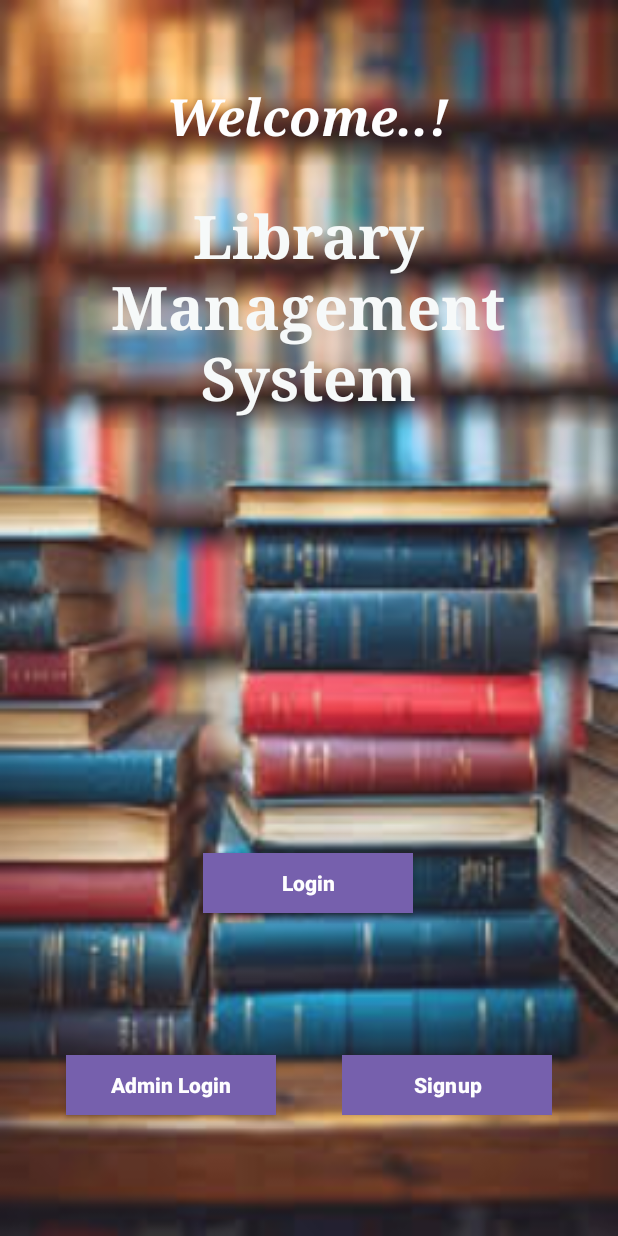
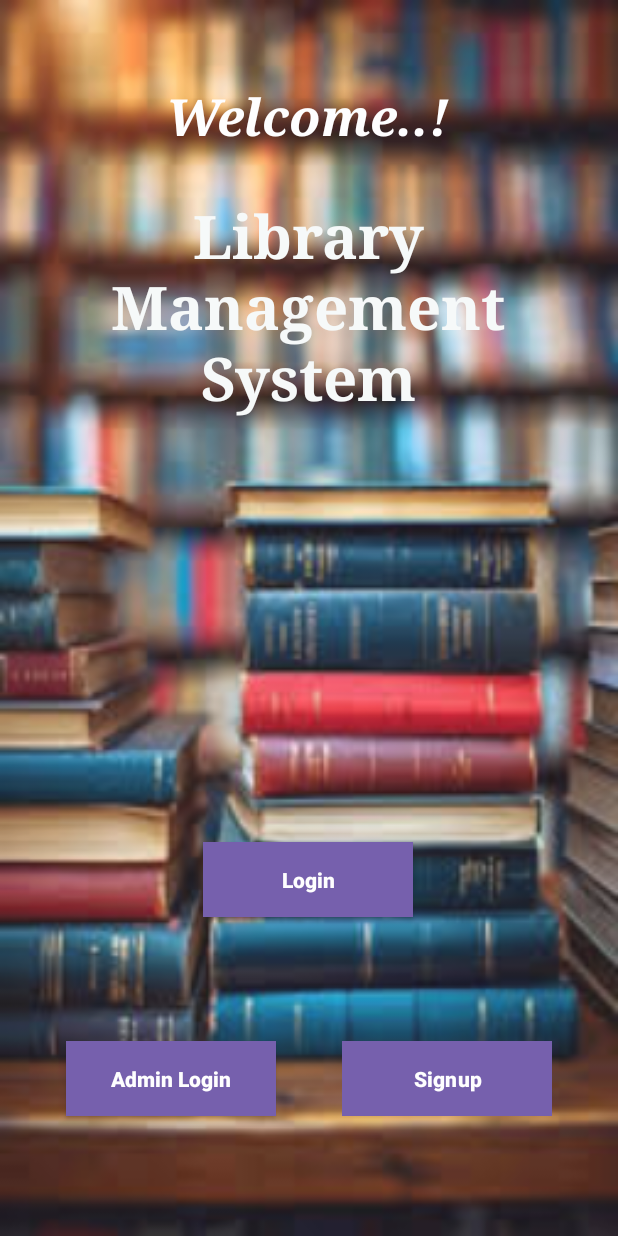
Before and after one commit to NavinduMadusanka/Assignment7-MIT3206-22550119, an Android app: the screen it shows after launch (MainActivity), on a phone screen of 412 x 824 dp. Run offline under Robolectric (Android 15) with nearby library versions, the phone set to English and light mode, and no system bars.

Commit message:
Initial Commit

```diff
--- a/app/src/main/res/layout/activity_main.xml
+++ b/app/src/main/res/layout/activity_main.xml
@@ -51,7 +51,7 @@
         android:id="@+id/btnmemlogin"
         style="@style/Widget.AppCompat.Button"
         android:layout_width="140dp"
-        android:layout_height="40dp"
+        android:layout_height="50dp"
         android:background="@color/colorPrimaryDark"
         android:backgroundTintMode="src_over"
         android:text="Login"
@@ -69,7 +69,7 @@
         android:id="@+id/btnadminlogin"
         style="@style/Widget.AppCompat.Button"
         android:layout_width="140dp"
-        android:layout_height="40dp"
+        android:layout_height="50dp"
         android:background="@color/colorPrimaryDark"
         android:backgroundTintMode="src_over"
         android:text="Admin Login"
@@ -86,7 +86,7 @@
     <Button
         android:id="@+id/btnregister"
         android:layout_width="140dp"
-        android:layout_height="40dp"
+        android:layout_height="50dp"
         android:background="@color/colorPrimaryDark"
         android:backgroundTintMode="src_over"
         android:text="Signup"
```
